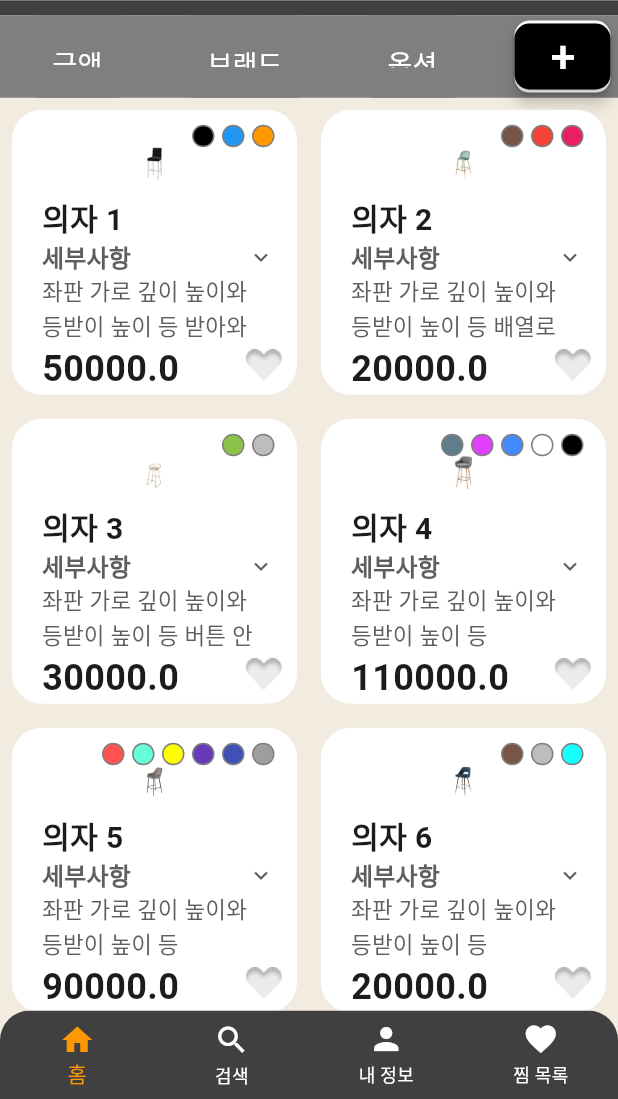
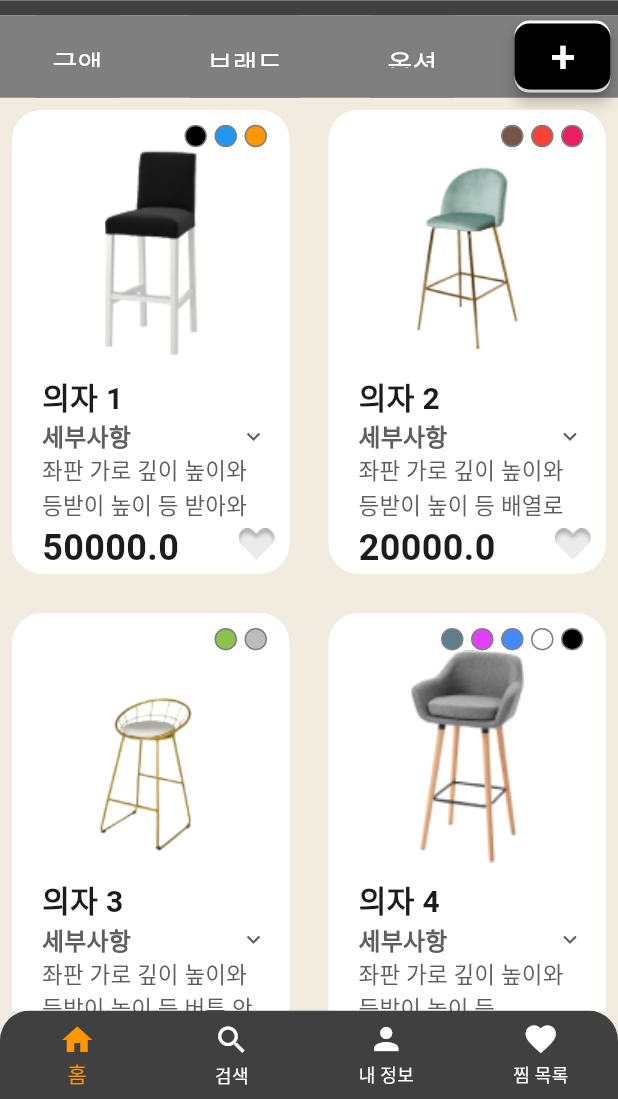
Before and after one commit to FUlcho23/ChairTeamProject, a Flutter app: the screen it shows after launch, after a tap on "로그인", on a phone screen of 412 x 824 dp, the part 137-1236 px from its top. Run offline on Flutter 3.47's test engine with Material 3 defaults, Android fonts, the phone set to English and light mode, and no system bars.

Commit message:
홈(first)페이지 추가 제가해냄 상품 이미지와 설명 등 상품 카드가 제대로 나옵니다

```diff
--- a/lib/firstpage.dart
+++ b/lib/firstpage.dart
@@ -213,10 +213,13 @@ class _FirstPage extends State<FirstPage> {
 
             //상품 페이지 스크롤 가능한 부분
               GridView.builder(
-              physics: const NeverScrollableScrollPhysics(),
+                //physics: const NeverScrollableScrollPhysics(),
                 shrinkWrap: true,
-              gridDelegate: const SliverGridDelegateWithFixedCrossAxisCount(
-                crossAxisCount: 2,
+                gridDelegate: SliverGridDelegateWithFixedCrossAxisCount(
+                  crossAxisCount: MediaQuery.of(context).size.width ~/ 168, // 화면 폭을 기반으로 열 수 계산
+                  mainAxisSpacing: 10, // 열 간 간격
+                  crossAxisSpacing: 10, // 행 간 간격
+                  childAspectRatio: 168 / 272, // 각 항목의 가로 세로 비율
                 ),
                 itemCount: products.length,
                 itemBuilder: (context, index) {
@@ -224,6 +227,7 @@ class _FirstPage extends State<FirstPage> {
                   return ProductCard(product: product); // 새로운 파일의 위젯 사용
                 },
               ),
+
 
             ],
         ),
```
Also changed, not shown: lib/ProductCard & Products/ProductCard.dart (+7 -8 lines). Lines whose indentation alone changed are shown as unchanged.
